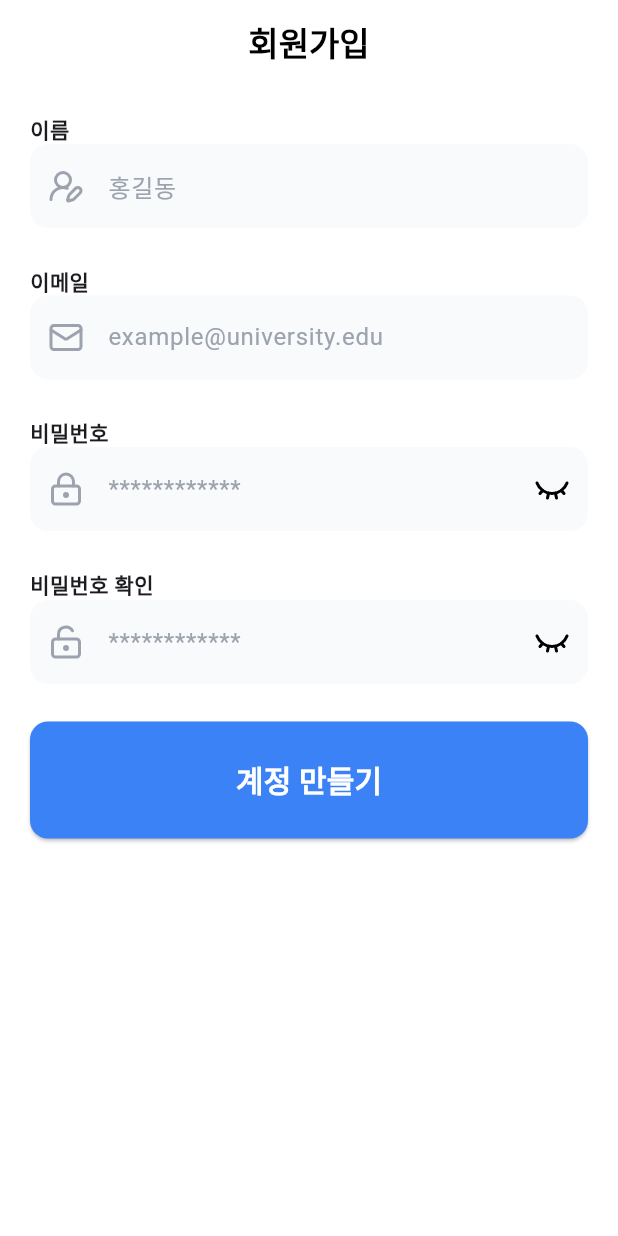
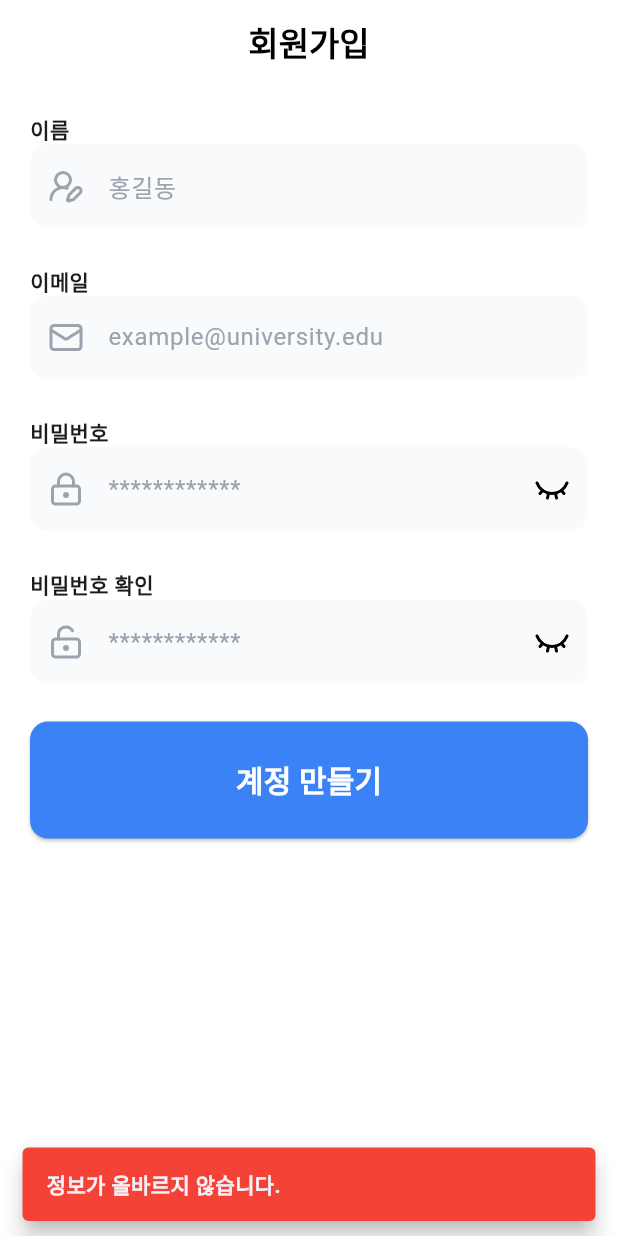
Before and after one commit to kiryud/unitask, a Flutter app: the SignupPage screen opened by its route, after a tap on "계정 만들기", on a phone screen of 412 x 824 dp. Run offline on Flutter 3.47's test engine with Material 3 defaults, Android fonts, the phone set to English and light mode, and no system bars; our stand-ins replace go_router, lucide_icons_flutter.

Commit message:
ADD : w9

```diff
--- /dev/null
+++ b/devtools_options.yaml
@@ -0,0 +1,3 @@
+description: This file stores settings for Dart & Flutter DevTools.
+documentation: https://docs.flutter.dev/tools/devtools/extensions#configure-extension-enablement-states
+extensions:
--- a/lib/app/extensions/sized_box_extension.dart
+++ b/lib/app/extensions/sized_box_extension.dart
@@ -2,9 +2,9 @@ import 'package:flutter/material.dart';
 
 extension SizedBoxExtension on int {
   Widget get widthBox => SizedBox(
-    width: this.toDouble(),
+    width: toDouble(),
   );
   Widget get heightBox => SizedBox(
-    height: this.toDouble(),
+    height: toDouble(),
   );
 }
--- a/lib/app/extensions/snackbar_extension.dart
+++ b/lib/app/extensions/snackbar_extension.dart
@@ -1,11 +1,20 @@
 import 'package:flutter/material.dart';
 
 extension SnackbarExtension on BuildContext {
-  void showSnackBar(String text) {
+  void showSnackBar(
+    String text, {
+      bool isError = false,
+    }) {
     ScaffoldMessenger.of(this).showSnackBar(
       SnackBar(
         behavior: .floating,
-        content: Text(text),
+        backgroundColor: isError ? Colors.red : null,
+        content: Text(
+          text,
+          style: const TextStyle(
+            fontWeight: .bold,
+          ),
+        ),
       )
     );
   }
--- a/lib/app/router/app_router.dart
+++ b/lib/app/router/app_router.dart
@@ -1,7 +1,5 @@
-import 'package:flutter/material.dart';
 import 'package:go_router/go_router.dart';
 import 'package:unitask/app/router/app_page.dart';
-import 'package:unitask/ui/pages/login/login_page.dart';
 
 final appRouter = GoRouter(
   initialLocation: AppPage.login.path, // 첫 페이지의 이름 지정
--- /dev/null
+++ b/lib/services/api_services.dart
@@ -0,0 +1,42 @@
+import 'dart:convert';
+
+import 'package:flutter/cupertino.dart';
+import 'package:http/http.dart' as http;
+
+class ApiService {
+  static final String _hostUrl = 'https://daelim.fleecy.dev/functions/v1';
+  static final String _signupUrl = "$_hostUrl/students/signup";
+
+  static bool _enableOnce = false;
+
+  static Future<bool?> signup({
+    required String email,
+    required String password,
+    required String name,
+  }) async {
+    if (_enableOnce) return null;
+
+    _enableOnce = true;
+
+    final response = await http.post(
+      Uri.parse(_signupUrl),
+      body: jsonEncode({
+        'email' : email,
+        'name' : name,
+        'password' : password,
+      }),
+    );
+    final statusCode = response.statusCode;
+
+    _enableOnce = false;
+
+    debugPrint('Response [$statusCode] : ${response.body}');
+
+    if (response.statusCode != 200) {
+      debugPrint('에러');
+      return false;
+    }
+
+    return true;
+  }
+}
--- a/lib/ui/common/label_text_field.dart
+++ b/lib/ui/common/label_text_field.dart
@@ -1,4 +1,3 @@
-import 'package:flutter/foundation.dart';
 import 'package:flutter/material.dart';
 import 'package:lucide_icons_flutter/lucide_icons.dart';
 
--- a/lib/ui/pages/login/login_page.dart
+++ b/lib/ui/pages/login/login_page.dart
@@ -21,6 +21,7 @@ class _LoginPageState extends State<LoginPage> {
       body: Padding(
         padding: const EdgeInsets.all(20),
         child: Center(
+          child: SingleChildScrollView(
             child: Column(
               mainAxisSize: .min,
               children: [
@@ -107,6 +108,7 @@ class _LoginPageState extends State<LoginPage> {
             ),
           ),
         ),
+      ),
     );
   }
 }
--- a/lib/ui/pages/signup/signup_page.dart
+++ b/lib/ui/pages/signup/signup_page.dart
@@ -1,5 +1,8 @@
 import 'package:flutter/material.dart';
+import 'package:go_router/go_router.dart';
 import 'package:lucide_icons_flutter/lucide_icons.dart';
+import 'package:unitask/app/extensions/snackbar_extension.dart';
+import 'package:unitask/services/api_services.dart';
 import 'package:unitask/ui/common/label_text_field.dart';
 
 class SignupPage extends StatefulWidget {
@@ -15,6 +18,11 @@ class _SignupPageState extends State<SignupPage> {
   final TextEditingController _passwordController = .new();
   final TextEditingController _passwordConfirmController = .new();
 
+  bool _loading = false;
+
+  void _startLoading () => setState(() => _loading = true);
+  void _stopLoading () => setState(() => _loading = false);
+
   @override
   void dispose() {
     _nameController.dispose();
@@ -25,23 +33,57 @@ class _SignupPageState extends State<SignupPage> {
     super.dispose();
   }
 
-  void _onSignup() {
-    debugPrint('계정 만들기 눌림 ㅇㅁㅇ');
+  Future<void> _onSignup() async {
+    debugPrint('계정 만들기 눌림');
 
-    final name = _nameController.text;
-    final email = _emailController.text;
-    final password = _passwordController.text;
-    final passwordConfirm = _passwordConfirmController.text;
+    final name = _nameController.text.trim();
+    final email = _emailController.text.trim();
+    final password = _passwordController.text.trim();
+    final passwordConfirm = _passwordConfirmController.text.trim();
 
     debugPrint('이름 : $name');
     debugPrint('이메일 : $email');
     debugPrint('비밀번호 : $password');
     debugPrint('비밀번호 확인 : $passwordConfirm');
-    // 입력 확인
 
-    // 비밀번호 일치 확인
+    if (name.isEmpty || email.isEmpty || password.isEmpty || passwordConfirm.isEmpty) {
+      context.showSnackBar(
+        '정보가 올바르지 않습니다.',
+        isError: true,
+      );
+      return ;
+    }
 
-    // ㅁㄴㅇㄹ
+    if (password != passwordConfirm) {
+      context.showSnackBar(
+        '비밀번호가 일치하지 않습니다.',
+        isError: false,
+      );
+      return ;
+    }
+
+    _startLoading();
+
+    final singupResult = await ApiService.signup(
+      email: email,
+      password: password,
+      name: name,
+    );
+
+    _stopLoading();
+
+    if (singupResult == null) return ;
+
+    if (singupResult == false) {
+      if (mounted) {
+        context.showSnackBar(
+          '계정 생성에 실패했습니다.',
+          isError: true
+        );
+      }
+    }
+
+    if (mounted) context.pop();
   }
 
   @override
@@ -58,6 +100,7 @@ class _SignupPageState extends State<SignupPage> {
       ),
       body: Padding(
         padding: const .all(20),
+        child: SingleChildScrollView(
           child: Column(
             spacing: 25,
             children: [
@@ -91,7 +134,15 @@ class _SignupPageState extends State<SignupPage> {
                 width: .infinity,
                 child: ElevatedButton(
                   onPressed: _onSignup,
-                child: const Text(
+                  child: _loading
+                  ? const SizedBox.square(
+                    dimension: 30,
+                    child: CircularProgressIndicator(
+                      color: Colors.white,
+                      year2023: false,
+                    ),
+                  )
+                  : const Text(
                     '계정 만들기',
                     style: TextStyle(
                       fontWeight: .bold,
@@ -102,6 +153,7 @@ class _SignupPageState extends State<SignupPage> {
               )
             ],
           ),
+        ),
       )
     );
   }
--- a/pubspec.yaml
+++ b/pubspec.yaml
@@ -5,7 +5,7 @@ publish_to: 'none' # Remove this line if you wish to publish to pub.dev
 version: 1.0.0+1
 
 environment:
-  sdk: ^3.11.4
+  sdk: ^3.11.5
 
 dependencies:
   flutter:
@@ -16,6 +16,7 @@ dependencies:
   lucide_icons_flutter: ^3.1.12
 
   # Core
+  http:
   go_router: ^17.2.0
   provider: ^6.1.5+1
   shared_preferences: ^2.5.5
```
Also changed, not shown: pubspec.lock, 6 other files. Lines whose indentation alone changed are shown as unchanged.
